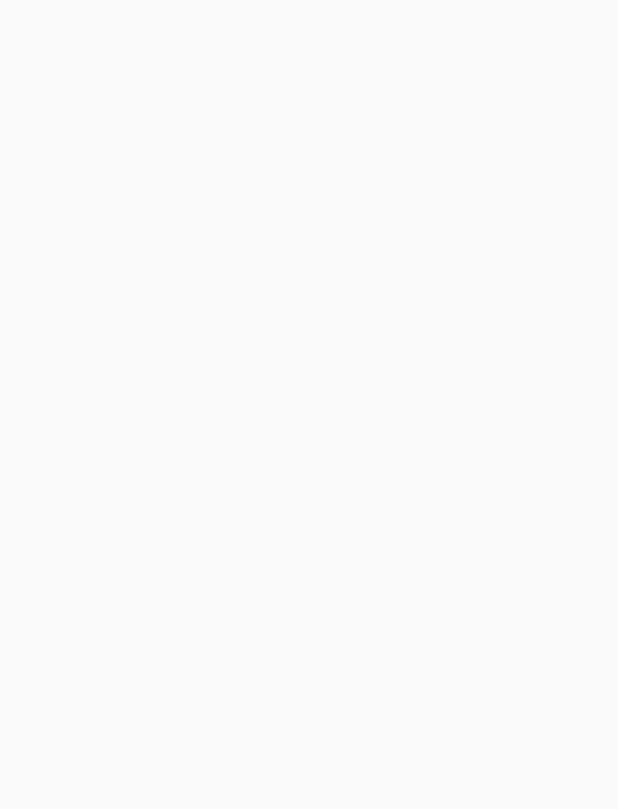
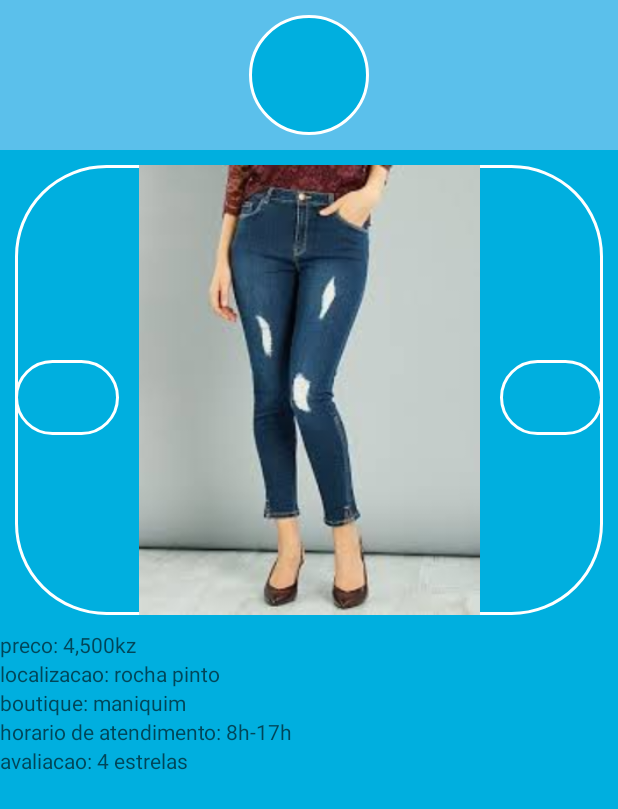
Before and after one commit to msjose276/Boutiques, an Android app: the ItemDetailActivity screen opened directly, with no data from a screen before it, on a phone screen of 412 x 824 dp. Before the commit the part shown is empty. Shown: the top 809 px of the screen. Run offline under Robolectric (Android 15) with nearby library versions, the phone set to English and light mode, and no system bars.

Commit message:
added ItemDetailActivity and the onclick listner for the items

```diff
--- a/app/src/main/java/com/example/mateusjose/boutiques/FragTabAcessorios.java
+++ b/app/src/main/java/com/example/mateusjose/boutiques/FragTabAcessorios.java
@@ -1,5 +1,6 @@
 package com.example.mateusjose.boutiques;
 
+import android.content.Intent;
 import android.graphics.Bitmap;
 import android.graphics.BitmapFactory;
 import android.os.Bundle;
@@ -9,6 +10,7 @@ import android.text.TextWatcher;
 import android.view.LayoutInflater;
 import android.view.View;
 import android.view.ViewGroup;
+import android.widget.AdapterView;
 import android.widget.EditText;
 import android.widget.ListView;
 import android.widget.TextView;
@@ -47,7 +49,29 @@ public class FragTabAcessorios extends android.support.v4.app.Fragment{
 
         //Mateus: call and set the card adaptor
         CardAdaptor adaptor = new CardAdaptor(getContext(),items);
+
+
         listView.setAdapter(adaptor);
+
+        //mateus: set onclick listner for the list of items
+        listView.setOnItemClickListener(new AdapterView.OnItemClickListener() {
+            @Override
+            public void onItemClick(AdapterView<?> parent, View view, int position, long id) {
+
+                Intent intent = new Intent(getContext(), ItemDetailActivity.class);
+                startActivity(intent);
+            }
+        });
+
+
+
+
+
+
+
+
+
+
 
 
         //Mateus: activate the code to search for a word
--- a/app/src/main/java/com/example/mateusjose/boutiques/FragTabCalcado.java
+++ b/app/src/main/java/com/example/mateusjose/boutiques/FragTabCalcado.java
@@ -1,5 +1,6 @@
 package com.example.mateusjose.boutiques;
 
+import android.content.Intent;
 import android.graphics.Bitmap;
 import android.graphics.BitmapFactory;
 import android.os.Bundle;
@@ -9,6 +10,7 @@ import android.text.TextWatcher;
 import android.view.LayoutInflater;
 import android.view.View;
 import android.view.ViewGroup;
+import android.widget.AdapterView;
 import android.widget.EditText;
 import android.widget.ListView;
 import android.widget.TextView;
@@ -47,6 +49,16 @@ public class FragTabCalcado extends android.support.v4.app.Fragment {
         //Mateus: call and set the card adaptor
         CardAdaptor adaptor = new CardAdaptor(getContext(),items);
         listView.setAdapter(adaptor);
+
+        //mateus: set onclick listner for the list of items
+        listView.setOnItemClickListener(new AdapterView.OnItemClickListener() {
+            @Override
+            public void onItemClick(AdapterView<?> parent, View view, int position, long id) {
+
+                Intent intent = new Intent(getContext(), ItemDetailActivity.class);
+                startActivity(intent);
+            }
+        });
 
 
         //Mateus: activate the code to search for a word
--- a/app/src/main/java/com/example/mateusjose/boutiques/FragTabCalcas.java
+++ b/app/src/main/java/com/example/mateusjose/boutiques/FragTabCalcas.java
@@ -1,5 +1,6 @@
 package com.example.mateusjose.boutiques;
 
+import android.content.Intent;
 import android.graphics.Bitmap;
 import android.graphics.BitmapFactory;
 import android.os.Bundle;
@@ -9,6 +10,7 @@ import android.text.TextWatcher;
 import android.view.LayoutInflater;
 import android.view.View;
 import android.view.ViewGroup;
+import android.widget.AdapterView;
 import android.widget.EditText;
 import android.widget.ListView;
 import android.widget.TextView;
@@ -56,6 +58,16 @@ public class FragTabCalcas extends android.support.v4.app.Fragment {
 
             }
 
+        });
+
+        //mateus: set onclick listner for the list of items
+        listView.setOnItemClickListener(new AdapterView.OnItemClickListener() {
+            @Override
+            public void onItemClick(AdapterView<?> parent, View view, int position, long id) {
+
+                Intent intent = new Intent(getContext(), ItemDetailActivity.class);
+                startActivity(intent);
+            }
         });
 
 
--- a/app/src/main/java/com/example/mateusjose/boutiques/FragTabCamisa.java
+++ b/app/src/main/java/com/example/mateusjose/boutiques/FragTabCamisa.java
@@ -1,5 +1,6 @@
 package com.example.mateusjose.boutiques;
 
+import android.content.Intent;
 import android.graphics.Bitmap;
 import android.graphics.BitmapFactory;
 import android.os.Bundle;
@@ -9,6 +10,7 @@ import android.text.TextWatcher;
 import android.view.LayoutInflater;
 import android.view.View;
 import android.view.ViewGroup;
+import android.widget.AdapterView;
 import android.widget.EditText;
 import android.widget.ListView;
 import android.widget.TextView;
@@ -57,6 +59,16 @@ public class FragTabCamisa extends android.support.v4.app.Fragment {
 
             }
 
+        });
+
+        //mateus: set onclick listner for the list of items
+        listView.setOnItemClickListener(new AdapterView.OnItemClickListener() {
+            @Override
+            public void onItemClick(AdapterView<?> parent, View view, int position, long id) {
+
+                Intent intent = new Intent(getContext(), ItemDetailActivity.class);
+                startActivity(intent);
+            }
         });
 
 
--- a/app/src/main/java/com/example/mateusjose/boutiques/ItemDetailActivity.java
+++ b/app/src/main/java/com/example/mateusjose/boutiques/ItemDetailActivity.java
@@ -1,11 +1,13 @@
 package com.example.mateusjose.boutiques;
 
+import android.graphics.BitmapFactory;
 import android.os.Bundle;
 import android.support.design.widget.FloatingActionButton;
 import android.support.design.widget.Snackbar;
 import android.support.v7.app.AppCompatActivity;
 import android.support.v7.widget.Toolbar;
 import android.view.View;
+import android.widget.ImageView;
 
 public class ItemDetailActivity extends AppCompatActivity {
 
@@ -16,4 +18,20 @@ public class ItemDetailActivity extends AppCompatActivity {
 
     }
 
+    public void Back(View view){
+        ImageView imageView=(ImageView) findViewById(R.id.ivItemImage);
+        imageView.setImageBitmap(BitmapFactory.decodeResource(this.getResources(), R.drawable.calca));
+    }
+
+    public void Front(View view){
+        ImageView imageView=(ImageView) findViewById(R.id.ivItemImage);
+        imageView.setImageBitmap(BitmapFactory.decodeResource(this.getResources(), R.drawable.acessorio));
+
+    }
+
+
+
+
+
+
 }
--- a/app/src/main/res/layout/activity_item_detail.xml
+++ b/app/src/main/res/layout/activity_item_detail.xml
@@ -1,11 +1,119 @@
 <?xml version="1.0" encoding="utf-8"?>
-<android.support.design.widget.CoordinatorLayout xmlns:android="http://schemas.android.com/apk/res/android"
+<RelativeLayout xmlns:android="http://schemas.android.com/apk/res/android"
     xmlns:app="http://schemas.android.com/apk/res-auto"
     xmlns:tools="http://schemas.android.com/tools"
     android:layout_width="match_parent"
     android:layout_height="match_parent"
-    tools:context="com.example.mateusjose.boutiques.ItemDetailActivity">
+    tools:context="com.example.mateusjose.boutiques.ItemDetailActivity"
+    android:background="@color/blue1"
+    >
 
 
+    <RelativeLayout
+        android:id="@+id/rlDetail"
+        android:layout_width="match_parent"
+        android:layout_height="100dp"
+        android:background="@color/blue2"
+        android:layout_marginTop="0dp"
+        >
+        <ImageView
+            android:id="@+id/ivlogo"
+            android:layout_centerHorizontal="true"
+            android:layout_marginTop="10dp"
+            android:layout_width="80dp"
+            android:layout_height="80dp"
+            android:background="@drawable/border_rounded_blue1"
+            android:hint="@string/procurar_acessorios"
+            />
+        <TextView
 
-</android.support.design.widget.CoordinatorLayout>
+            android:layout_width="wrap_content"
+            android:layout_height="wrap_content" />
+    </RelativeLayout>
+
+
+    <LinearLayout
+        android:id="@+id/llImages"
+        android:layout_margin="10dp"
+        android:layout_width="match_parent"
+        android:layout_height="300dp"
+        android:layout_below="@+id/rlDetail"
+        android:orientation="horizontal"
+        android:background="@drawable/border_round_white"
+        >
+
+        <ImageView
+            android:layout_marginTop="130dp"
+            android:id="@+id/ivback"
+            android:layout_width="300dp"
+            android:layout_height="50dp"
+            android:layout_weight="5"
+            android:background="@drawable/border_round_white"
+            android:onClick="Back"
+
+            />
+        <ImageView
+            android:id="@+id/ivItemImage"
+            android:layout_width="300dp"
+            android:layout_height="300dp"
+            android:layout_weight="1"
+            android:src="@drawable/calca"
+
+            />
+
+        <ImageView
+            android:layout_marginTop="130dp"
+            android:id="@+id/ivfront"
+            android:layout_width="300dp"
+            android:layout_height="50dp"
+            android:layout_weight="5"
+            android:background="@drawable/border_round_white"
+            android:onClick="Front"
+            />
+
+    </LinearLayout>
+
+    <TextView
+        android:id="@+id/tvPrice"
+        android:layout_width="match_parent"
+        android:layout_height="wrap_content"
+        android:hint="preco: 4,500kz"
+        android:layout_below="@+id/llImages"
+        />
+
+    <TextView
+        android:id="@+id/tvAddress"
+        android:layout_width="match_parent"
+        android:layout_height="wrap_content"
+        android:hint="localizacao: rocha pinto"
+        android:layout_below="@+id/tvPrice"
+
+        />
+
+    <TextView
+        android:id="@+id/tvBoutique"
+
+        android:layout_width="match_parent"
+        android:layout_height="wrap_content"
+        android:hint="boutique: maniquim"
+        android:layout_below="@+id/tvAddress"
+
+        />
+    <TextView
+        android:id="@+id/tvOpenTime"
+
+        android:layout_width="match_parent"
+        android:layout_height="wrap_content"
+        android:hint="horario de atendimento: 8h-17h"
+        android:layout_below="@+id/tvBoutique"
+
+        />
+    <TextView
+        android:id="@+id/tvRating"
+        android:layout_width="match_parent"
+        android:layout_height="wrap_content"
+        android:hint="avaliacao: 4 estrelas"
+        android:layout_below="@+id/tvOpenTime"
+
+        />
+</RelativeLayout>
```
